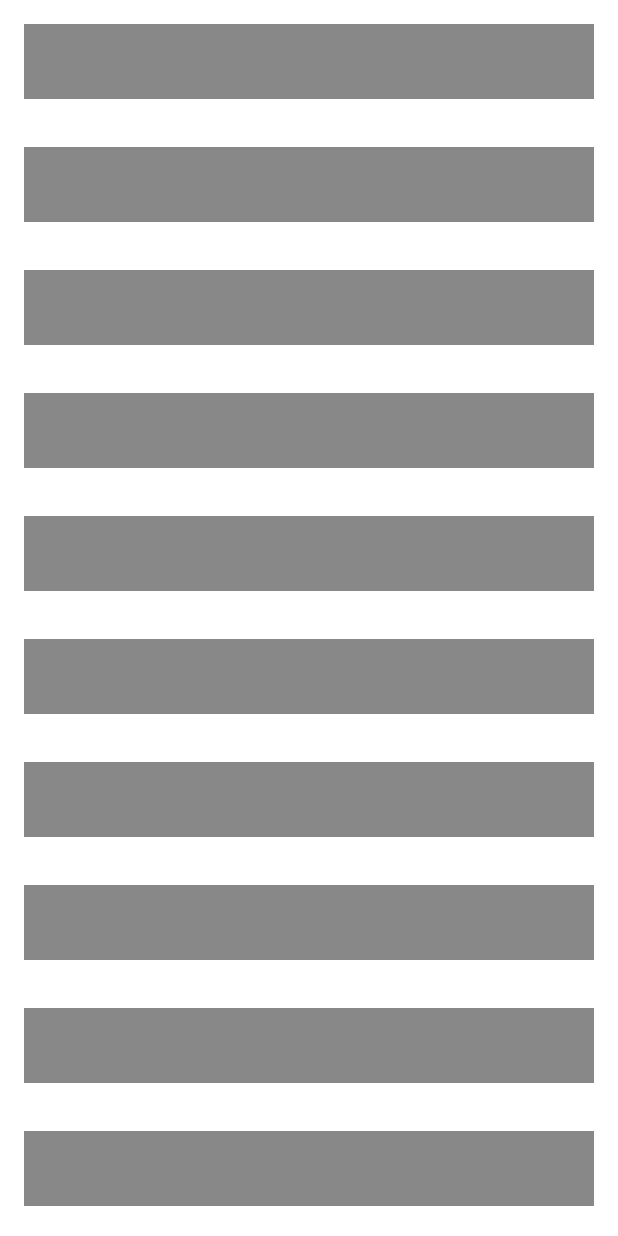
After one commit to alonsd/Heroes, an Android app built with Jetpack Compose: the composable DashboardScreenLoadingState shown on its own in the app's theme, on a phone screen of 412 x 824 dp. The commit adds this screen. Run offline under Robolectric (Android 15) with nearby library versions, the phone set to English and light mode, and no system bars; our stand-ins replace Shimmer; 2 statements that could not run were skipped.

Commit message:
implemented shimmering without animation to dashboard

```diff
--- a/app/build.gradle
+++ b/app/build.gradle
@@ -185,6 +185,9 @@ dependencies {
     implementation 'io.github.raamcosta.compose-destinations:animations-core:1.5.1-beta'
     ksp 'io.github.raamcosta.compose-destinations:ksp:1.5.1-beta'
 
+    //Compose Shimmering
+    implementation 'com.valentinilk.shimmer:compose-shimmer:1.0.3'
+
 }
 
 kapt {
--- a/app/src/main/java/com/heroes/ui/application_flow/dashboard/screen/DashboardScreen.kt
+++ b/app/src/main/java/com/heroes/ui/application_flow/dashboard/screen/DashboardScreen.kt
@@ -43,7 +43,8 @@ fun DashboardScreen(
 
         }
         DashboardViewModel.UiState.State.Initial -> {
-            GeneralLoadingState()
+//            GeneralLoadingState()
+            DashboardScreenLoadingState()
         }
     }
 }
--- /dev/null
+++ b/app/src/main/java/com/heroes/ui/application_flow/dashboard/screen/DashboardScreenLoadingState.kt
@@ -0,0 +1,58 @@
+package com.heroes.ui.application_flow.dashboard.screen
+
+import androidx.compose.foundation.background
+import androidx.compose.foundation.layout.*
+import androidx.compose.foundation.lazy.LazyColumn
+import androidx.compose.foundation.lazy.items
+import androidx.compose.foundation.shape.CircleShape
+import androidx.compose.runtime.Composable
+import androidx.compose.ui.Alignment
+import androidx.compose.ui.Modifier
+import androidx.compose.ui.draw.clip
+import androidx.compose.ui.graphics.Color
+import androidx.compose.ui.tooling.preview.Preview
+import androidx.compose.ui.unit.dp
+import com.valentinilk.shimmer.shimmer
+
+@Composable
+fun DashboardScreenLoadingState() {
+    Box(
+        modifier = Modifier
+            .fillMaxSize()
+            .background(Color.White)
+            .shimmer()
+    ) {
+        LazyColumn {
+            items(20) {
+                Row(
+                    modifier = Modifier
+                        .fillMaxWidth()
+                        .padding(16.dp)
+                        .background(Color.Gray)
+                        .shimmer(),
+                    horizontalArrangement = Arrangement.SpaceBetween,
+                    verticalAlignment = Alignment.CenterVertically
+                ) {
+                    Spacer(
+                        modifier = Modifier
+                            .size(50.dp)
+                            .clip(CircleShape)
+                            .shimmer()
+                    )
+                    Spacer(
+                        modifier = Modifier
+                            .height(20.dp)
+                            .fillMaxWidth()
+                            .shimmer()
+                    )
+                }
+            }
+        }
+    }
+}
+
+@Preview
+@Composable
+private fun DashboardScreenLoadingStatePreview() {
+    DashboardScreenLoadingState()
+}
```
Also changed, not shown: app/src/main/java/com/heroes/ui/application_flow/dashboard/list_items/HeroListItem.kt (+12 -1 lines).
